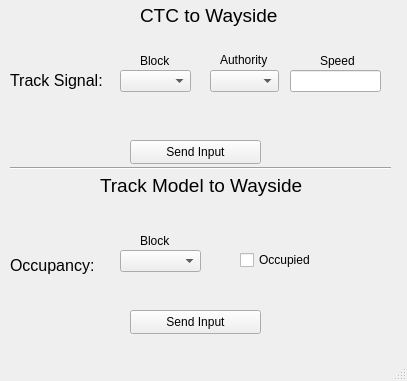
Above: TrackControllerTest/TestUi.ui from LucasZ99/ECE1140SystemsEngineeringProject before the change. Below: the same form after it.
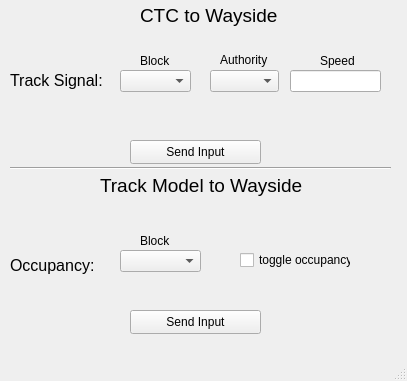
That is the form after the change.

```diff
--- a/TrackControllerTest/TestUi.ui
+++ b/TrackControllerTest/TestUi.ui
@@ -228,12 +228,12 @@
      <rect>
       <x>240</x>
       <y>250</y>
-      <width>91</width>
+      <width>111</width>
       <height>20</height>
      </rect>
     </property>
     <property name="text">
-     <string>Occupied</string>
+     <string>toggle occupancy</string>
     </property>
    </widget>
   </widget>
```
